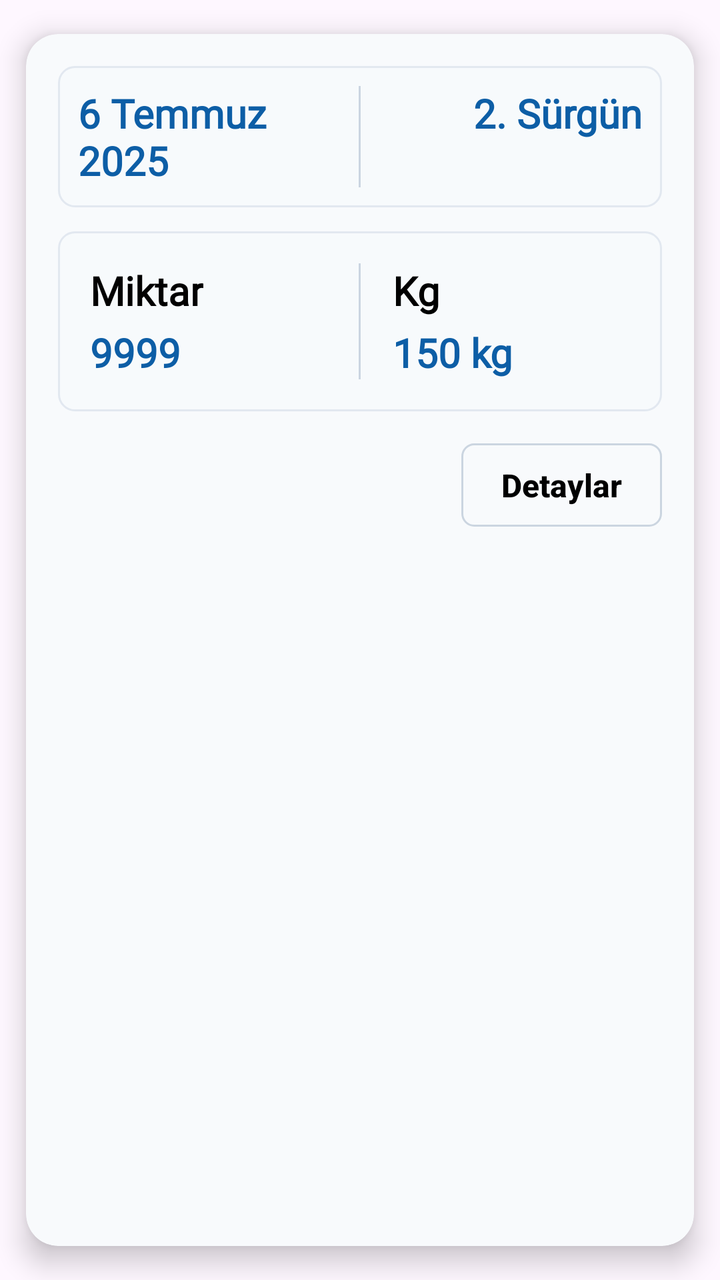
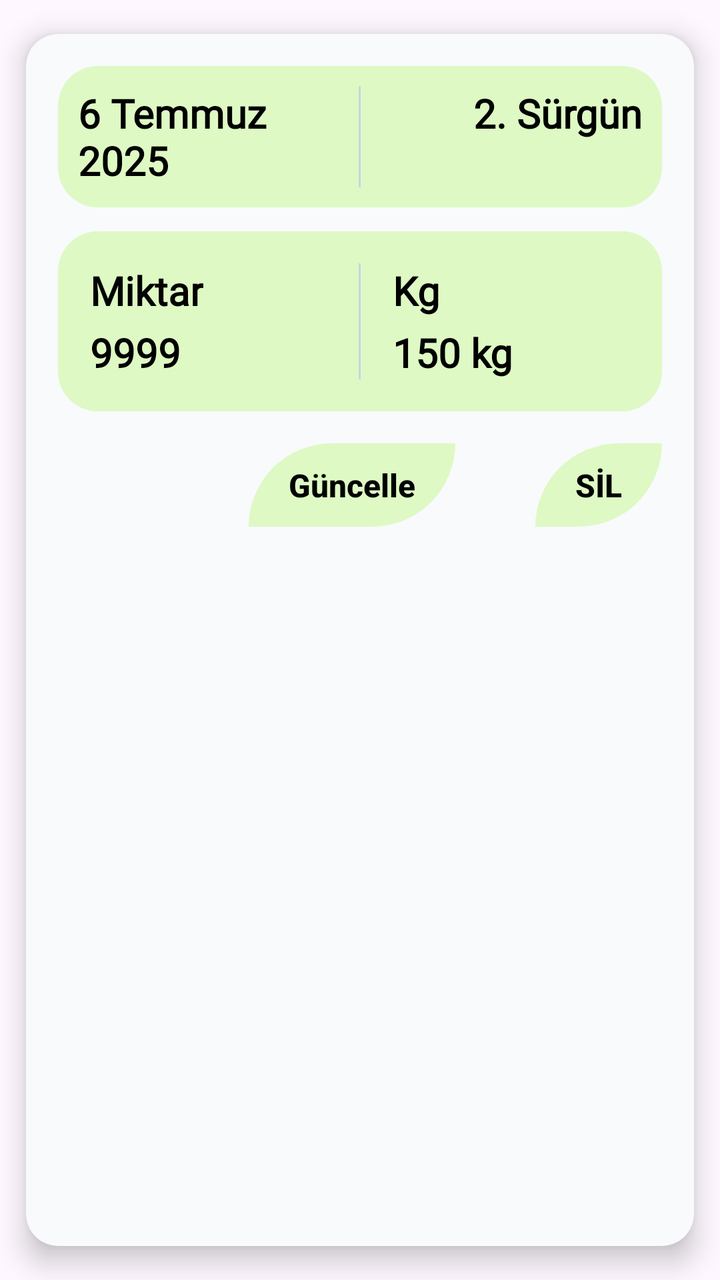

Before-and-after screenshots of an Android layout around one commit, followed by the original layout XML and the change that was made.
<!-- AndroidManifest.xml: application theme Theme.DesignExample -->
<!-- res/layout/recycler_view_kayit_card.xml -->
<?xml version="1.0" encoding="utf-8"?>
<androidx.cardview.widget.CardView
    xmlns:android="http://schemas.android.com/apk/res/android"
    xmlns:app="http://schemas.android.com/apk/res-auto"
    android:layout_width="match_parent"
    android:layout_height="wrap_content"
    android:layout_marginHorizontal="12dp"
    android:layout_marginVertical="10dp"
    app:cardCornerRadius="16dp"
    app:cardElevation="8dp"
    app:cardUseCompatPadding="true"
    app:cardBackgroundColor="#F8FAFC">

    <LinearLayout
        android:layout_width="match_parent"
        android:layout_height="wrap_content"
        android:orientation="vertical"
        android:padding="16dp">

        
        <LinearLayout
            android:layout_width="match_parent"
            android:layout_height="wrap_content"
            android:layout_marginBottom="12dp"
            android:orientation="horizontal"
            android:background="@drawable/info_section_bg"
            android:padding="10dp">

            <TextView
                android:id="@+id/kayit_tarih"
                android:layout_width="0dp"
                android:layout_height="wrap_content"
                android:layout_weight="1"
                android:fontFamily="@font/sen"
                android:text="6 Temmuz 2025"
                android:textColor="#0D5EA6"
                android:textSize="20sp"
                android:textStyle="bold" />

            
            <View
                android:layout_width="1dp"
                android:layout_height="match_parent"
                android:layout_marginHorizontal="8dp"
                android:background="#CBD5E1" />

            <TextView
                android:id="@+id/kayit_surgun"
                android:layout_width="0dp"
                android:layout_height="wrap_content"
                android:layout_weight="1"
                android:fontFamily="@font/sen"
                android:gravity="end"
                android:text="2. Sürgün"
                android:textColor="#0D5EA6"
                android:textSize="20sp"
                android:textStyle="bold" />
        </LinearLayout>

        
        <LinearLayout
            android:layout_width="match_parent"
            android:layout_height="wrap_content"
            android:orientation="horizontal"
            android:background="@drawable/info_section_bg"
            android:padding="16dp">

            
            <LinearLayout
                android:layout_width="0dp"
                android:layout_height="wrap_content"
                android:layout_weight="1"
                android:orientation="vertical"
                android:paddingEnd="8dp">

                <TextView
                    android:layout_width="wrap_content"
                    android:layout_height="wrap_content"
                    android:fontFamily="@font/sen"
                    android:text="Miktar"
                    android:textColor="#020101"
                    android:textSize="20sp"
                    android:textStyle="bold" />

                <TextView
                    android:id="@+id/kayit_fiyat"
                    android:layout_width="wrap_content"
                    android:layout_height="wrap_content"
                    android:layout_marginTop="4dp"
                    android:fontFamily="@font/sen"
                    android:text="9999"
                    android:textColor="#0D5EA6"
                    android:textSize="20sp"
                    android:textStyle="bold" />
            </LinearLayout>

            
            <View
                android:layout_width="1dp"
                android:layout_height="match_parent"
                android:background="#CBD5E1"
                android:layout_marginHorizontal="8dp" />

            
            <LinearLayout
                android:layout_width="0dp"
                android:layout_height="wrap_content"
                android:layout_weight="1"
                android:orientation="vertical"
                android:paddingHorizontal="8dp">

                <TextView
                    android:layout_width="wrap_content"
                    android:layout_height="wrap_content"
                    android:fontFamily="@font/sen"
                    android:text="Kg"
                    android:textColor="@color/black"
                    android:textSize="20sp"
                    android:textStyle="bold" />

                <TextView
                    android:id="@+id/kayit_kg"
                    android:layout_width="wrap_content"
                    android:layout_height="wrap_content"
                    android:layout_marginTop="4dp"
                    android:fontFamily="@font/sen"
                    android:text="150 kg"
                    android:textColor="#0D5EA6"
                    android:textSize="20sp"
                    android:textStyle="bold" />
            </LinearLayout>
        </LinearLayout>

        
        <LinearLayout
            android:layout_width="match_parent"
            android:layout_height="wrap_content"
            android:layout_marginTop="16dp"
            android:gravity="end"
            android:orientation="horizontal">

            <TextView
                android:id="@+id/btnDetails"
                android:layout_width="wrap_content"
                android:layout_height="wrap_content"
                android:background="@drawable/button_outline_bg"
                android:clickable="true"
                android:focusable="true"
                android:paddingHorizontal="20dp"
                android:paddingVertical="10dp"
                android:text="Detaylar"
                android:textColor="@color/black"
                android:textSize="16sp"
                android:textStyle="bold"
                android:fontFamily="sans-serif-medium" />
        </LinearLayout>

    </LinearLayout>

</androidx.cardview.widget.CardView>
<!-- resources referenced by this layout -->
<resources>
  <color name="black">#FF000000</color>
  <!-- drawable button_outline_bg (drawable) -->
  <selector xmlns:android="http://schemas.android.com/apk/res/android">
  
      
      <item android:state_pressed="true">
          <shape android:shape="rectangle">
              <solid android:color="#EBF8FF" />
              <corners android:radius="6dp" />
              <stroke
                  android:width="1dp"
                  android:color="#3182CE" />
          </shape>
      </item>
  
      
      <item>
          <shape android:shape="rectangle">
              <solid android:color="@android:color/transparent" />
              <corners android:radius="6dp" />
              <stroke
                  android:width="1dp"
                  android:color="#CBD5E0" />
          </shape>
      </item>
  
  </selector>
  <!-- drawable info_section_bg (drawable) -->
  <shape xmlns:android="http://schemas.android.com/apk/res/android"
      android:shape="rectangle">
      <solid android:color="#F7FAFC" />
      <corners android:radius="8dp" />
      <stroke
          android:width="1dp"
          android:color="#E2E8F0" />
  </shape>
  <style name="Theme.DesignExample" parent="Base.Theme.DesignExample" />
  <style name="Base.Theme.DesignExample" parent="Theme.Material3.DayNight.NoActionBar">
          
          
          <item name="android:statusBarColor">@color/black</item>
      </style>
</resources>

<!-- the commit's change to res/layout/recycler_view_kayit_card.xml (unified diff, before → after) -->
@@ -15,7 +15,8 @@
         android:layout_width="match_parent"
         android:layout_height="wrap_content"
         android:orientation="vertical"
-        android:padding="16dp">
+        android:padding="16dp"
+        >
 
         
         <LinearLayout
@@ -23,8 +24,9 @@
             android:layout_height="wrap_content"
             android:layout_marginBottom="12dp"
             android:orientation="horizontal"
-            android:background="@drawable/info_section_bg"
-            android:padding="10dp">
+            android:background="@drawable/info_card_background"
+            android:padding="10dp"
+            >
 
             <TextView
                 android:id="@+id/kayit_tarih"
@@ -33,7 +35,7 @@
                 android:layout_weight="1"
                 android:fontFamily="@font/sen"
                 android:text="6 Temmuz 2025"
-                android:textColor="#0D5EA6"
+                android:textColor="@color/black"
                 android:textSize="20sp"
                 android:textStyle="bold" />
 
@@ -52,7 +54,7 @@
                 android:fontFamily="@font/sen"
                 android:gravity="end"
                 android:text="2. Sürgün"
-                android:textColor="#0D5EA6"
+                android:textColor="@color/black"
                 android:textSize="20sp"
                 android:textStyle="bold" />
         </LinearLayout>
@@ -62,7 +64,7 @@
             android:layout_width="match_parent"
             android:layout_height="wrap_content"
             android:orientation="horizontal"
-            android:background="@drawable/info_section_bg"
+            android:background="@drawable/info_card_background"
             android:padding="16dp">
 
             
@@ -71,7 +73,9 @@
                 android:layout_height="wrap_content"
                 android:layout_weight="1"
                 android:orientation="vertical"
-                android:paddingEnd="8dp">
+                android:paddingEnd="8dp"
+                android:background="#"
+                >
 
                 <TextView
                     android:layout_width="wrap_content"
@@ -89,7 +93,7 @@
                     android:layout_marginTop="4dp"
                     android:fontFamily="@font/sen"
                     android:text="9999"
-                    android:textColor="#0D5EA6"
+                    android:textColor="@color/black"
                     android:textSize="20sp"
                     android:textStyle="bold" />
             </LinearLayout>
@@ -125,7 +129,7 @@
                     android:layout_marginTop="4dp"
                     android:fontFamily="@font/sen"
                     android:text="150 kg"
-                    android:textColor="#0D5EA6"
+                    android:textColor="@color/black"
                     android:textSize="20sp"
                     android:textStyle="bold" />
             </LinearLayout>
@@ -140,19 +144,36 @@
             android:orientation="horizontal">
 
             <TextView
-                android:id="@+id/btnDetails"
+                android:id="@+id/KayitGuncelle"
                 android:layout_width="wrap_content"
                 android:layout_height="wrap_content"
-                android:background="@drawable/button_outline_bg"
+                android:background="@drawable/custom_button_design"
                 android:clickable="true"
                 android:focusable="true"
                 android:paddingHorizontal="20dp"
                 android:paddingVertical="10dp"
-                android:text="Detaylar"
+                android:text="Güncelle"
+                android:textColor="@color/black"
+                android:textSize="16sp"
+                android:textStyle="bold"
+                android:layout_marginEnd="40dp"
+                android:fontFamily="sans-serif-medium" />
+
+            <TextView
+                android:id="@+id/KayitSil"
+                android:layout_width="wrap_content"
+                android:layout_height="wrap_content"
+                android:background="@drawable/custom_button_design"
+                android:clickable="true"
+                android:focusable="true"
+                android:paddingHorizontal="20dp"
+                android:paddingVertical="10dp"
+                android:text="SİL"
                 android:textColor="@color/black"
                 android:textSize="16sp"
                 android:textStyle="bold"
                 android:fontFamily="sans-serif-medium" />
+
         </LinearLayout>
 
     </LinearLayout>
<!-- resource entries referenced after the edit -->
@@ -1,40 +1,23 @@
 <!-- resources referenced by this layout -->
 <resources>
   <color name="black">#FF000000</color>
-  <!-- drawable button_outline_bg (drawable) -->
-  <selector xmlns:android="http://schemas.android.com/apk/res/android">
+  <!-- drawable custom_button_design (drawable) -->
+  <?xml version="1.0" encoding="utf-8"?>
+  <shape xmlns:android="http://schemas.android.com/apk/res/android"
+          android:shape="rectangle">
   
-      
-      <item android:state_pressed="true">
-          <shape android:shape="rectangle">
-              <solid android:color="#EBF8FF" />
-              <corners android:radius="6dp" />
-              <stroke
-                  android:width="1dp"
-                  android:color="#3182CE" />
-          </shape>
-      </item>
+      <solid android:color="#DEF9C4"/>
+      <corners android:topLeftRadius="100dp" android:bottomRightRadius="100dp"/>
   
-      
-      <item>
-          <shape android:shape="rectangle">
-              <solid android:color="@android:color/transparent" />
-              <corners android:radius="6dp" />
-              <stroke
-                  android:width="1dp"
-                  android:color="#CBD5E0" />
-          </shape>
-      </item>
-  
-  </selector>
-  <!-- drawable info_section_bg (drawable) -->
+  </shape>
+  <!-- drawable info_card_background (drawable) -->
+  <?xml version="1.0" encoding="utf-8"?>
   <shape xmlns:android="http://schemas.android.com/apk/res/android"
       android:shape="rectangle">
-      <solid android:color="#F7FAFC" />
-      <corners android:radius="8dp" />
-      <stroke
-          android:width="1dp"
-          android:color="#E2E8F0" />
+  
+      <solid android:color="#DEF9C4"/>
+      <corners android:radius="20dp"/>
+  
   </shape>
   <style name="Theme.DesignExample" parent="Base.Theme.DesignExample" />
   <style name="Base.Theme.DesignExample" parent="Theme.Material3.DayNight.NoActionBar">
